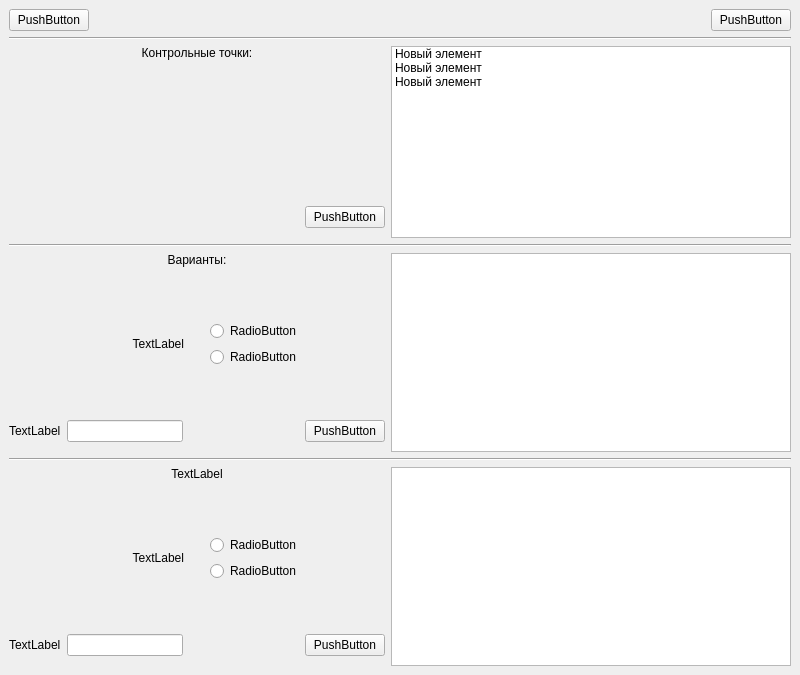
Qt form Forms/MainWindow.ui (NightSkumbry/ege_app_client) before a commit.
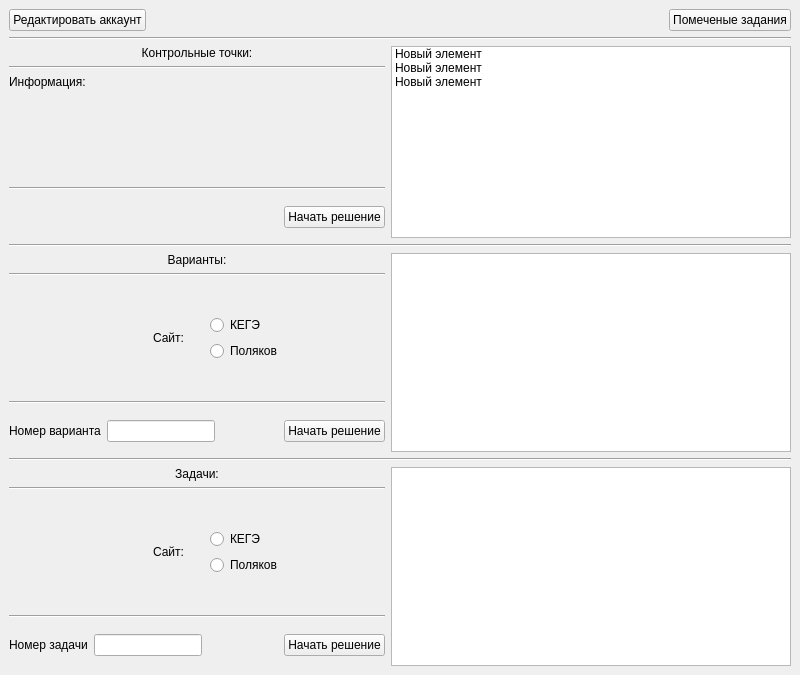
The same form after that commit. Icons and pictures are not drawn.

```diff
--- a/Forms/MainWindow.ui
+++ b/Forms/MainWindow.ui
@@ -20,7 +20,7 @@
       <item>
        <widget class="QPushButton" name="pushButton">
         <property name="text">
-         <string>PushButton</string>
+         <string>Редактировать аккаунт</string>
         </property>
        </widget>
       </item>
@@ -40,7 +40,7 @@
       <item>
        <widget class="QPushButton" name="pushButton_5">
         <property name="text">
-         <string>PushButton</string>
+         <string>Помеченые задания</string>
         </property>
        </widget>
       </item>
@@ -58,7 +58,13 @@
       <item>
        <layout class="QVBoxLayout" name="verticalLayout_2">
         <item>
-         <widget class="QLabel" name="label">
+         <widget class="QLabel" name="tasklists_label">
+          <property name="sizePolicy">
+           <sizepolicy hsizetype="Preferred" vsizetype="Fixed">
+            <horstretch>0</horstretch>
+            <verstretch>0</verstretch>
+           </sizepolicy>
+          </property>
           <property name="text">
            <string>Контрольные точки:</string>
           </property>
@@ -67,8 +73,35 @@
           </property>
          </widget>
         </item>
+        <item>
+         <widget class="Line" name="line_4">
+          <property name="orientation">
+           <enum>Qt::Horizontal</enum>
+          </property>
+         </widget>
+        </item>
+        <item>
+         <widget class="QLabel" name="Tasklist_info_label">
+          <property name="text">
+           <string>Информация:</string>
+          </property>
+          <property name="alignment">
+           <set>Qt::AlignLeading|Qt::AlignLeft|Qt::AlignTop</set>
+          </property>
+         </widget>
+        </item>
+        <item>
+         <widget class="Line" name="line_5">
+          <property name="orientation">
+           <enum>Qt::Horizontal</enum>
+          </property>
+         </widget>
+        </item>
         <item>
          <layout class="QHBoxLayout" name="horizontalLayout_3">
+          <property name="topMargin">
+           <number>10</number>
+          </property>
           <property name="bottomMargin">
            <number>10</number>
           </property>
@@ -94,7 +127,7 @@
              </sizepolicy>
             </property>
             <property name="text">
-             <string>PushButton</string>
+             <string>Начать решение</string>
             </property>
            </widget>
           </item>
@@ -171,6 +204,13 @@
           </property>
          </widget>
         </item>
+        <item>
+         <widget class="Line" name="line_6">
+          <property name="orientation">
+           <enum>Qt::Horizontal</enum>
+          </property>
+         </widget>
+        </item>
         <item>
          <spacer name="verticalSpacer_3">
           <property name="orientation">
@@ -195,7 +235,7 @@
              </sizepolicy>
             </property>
             <property name="text">
-             <string>TextLabel</string>
+             <string>Сайт:</string>
             </property>
             <property name="alignment">
              <set>Qt::AlignRight|Qt::AlignTrailing|Qt::AlignVCenter</set>
@@ -223,14 +263,14 @@
             <item>
              <widget class="QRadioButton" name="radioButton">
               <property name="text">
-               <string>RadioButton</string>
+               <string>КЕГЭ</string>
               </property>
              </widget>
             </item>
             <item>
              <widget class="QRadioButton" name="radioButton_2">
               <property name="text">
-               <string>RadioButton</string>
+               <string>Поляков</string>
               </property>
              </widget>
             </item>
@@ -251,15 +291,25 @@
           </property>
          </spacer>
         </item>
+        <item>
+         <widget class="Line" name="line_7">
+          <property name="orientation">
+           <enum>Qt::Horizontal</enum>
+          </property>
+         </widget>
+        </item>
         <item>
          <layout class="QHBoxLayout" name="horizontalLayout_6">
+          <property name="topMargin">
+           <number>10</number>
+          </property>
           <property name="bottomMargin">
            <number>10</number>
           </property>
           <item>
            <widget class="QLabel" name="label_6">
             <property name="text">
-             <string>TextLabel</string>
+             <string>Номер варианта</string>
             </property>
            </widget>
           </item>
@@ -288,7 +338,7 @@
              </sizepolicy>
             </property>
             <property name="text">
-             <string>PushButton</string>
+             <string>Начать решение</string>
             </property>
            </widget>
           </item>
@@ -328,13 +378,20 @@
         <item>
          <widget class="QLabel" name="label_4">
           <property name="text">
-           <string>TextLabel</string>
+           <string>Задачи:</string>
           </property>
           <property name="alignment">
            <set>Qt::AlignHCenter|Qt::AlignTop</set>
           </property>
          </widget>
         </item>
+        <item>
+         <widget class="Line" name="line_8">
+          <property name="orientation">
+           <enum>Qt::Horizontal</enum>
+          </property>
+         </widget>
+        </item>
         <item>
          <spacer name="verticalSpacer">
           <property name="orientation">
@@ -353,7 +410,7 @@
           <item>
            <widget class="QLabel" name="label_5">
             <property name="text">
-             <string>TextLabel</string>
+             <string>Сайт:</string>
             </property>
             <property name="alignment">
              <set>Qt::AlignRight|Qt::AlignTrailing|Qt::AlignVCenter</set>
@@ -381,14 +438,14 @@
             <item>
              <widget class="QRadioButton" name="radioButton_3">
               <property name="text">
-               <string>RadioButton</string>
+               <string>КЕГЭ</string>
               </property>
              </widget>
             </item>
             <item>
              <widget class="QRadioButton" name="radioButton_4">
               <property name="text">
-               <string>RadioButton</string>
+               <string>Поляков</string>
               </property>
              </widget>
             </item>
@@ -409,15 +466,25 @@
           </property>
          </spacer>
         </item>
+        <item>
+         <widget class="Line" name="line_9">
+          <property name="orientation">
+           <enum>Qt::Horizontal</enum>
+          </property>
+         </widget>
+        </item>
         <item>
          <layout class="QHBoxLayout" name="horizontalLayout_9">
+          <property name="topMargin">
+           <number>10</number>
+          </property>
           <property name="bottomMargin">
            <number>10</number>
           </property>
           <item>
            <widget class="QLabel" name="label_7">
             <property name="text">
-             <string>TextLabel</string>
+             <string>Номер задачи</string>
             </property>
            </widget>
           </item>
@@ -440,7 +507,7 @@
           <item>
            <widget class="QPushButton" name="pushButton_4">
             <property name="text">
-             <string>PushButton</string>
+             <string>Начать решение</string>
             </property>
            </widget>
           </item>
```
Left out of the diff: 115 changed lines with no effect on the pictures.
